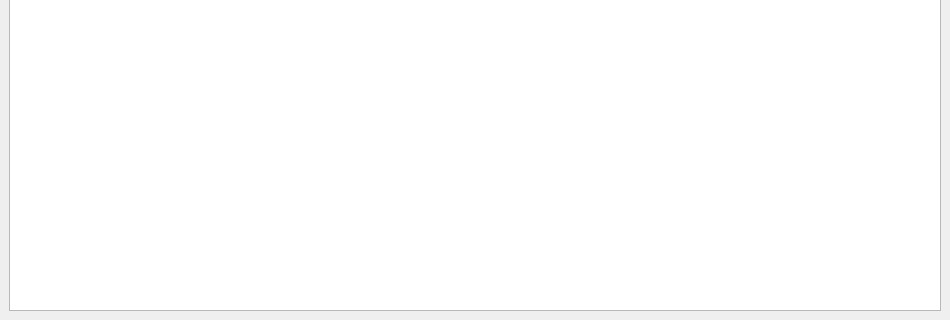
eSkry/DuplicatChecker, file mainwindow.ui: the form before one commit; both pictures show x 0 to 950 and y 278 to 598 of the 950 by 598 pixel window.
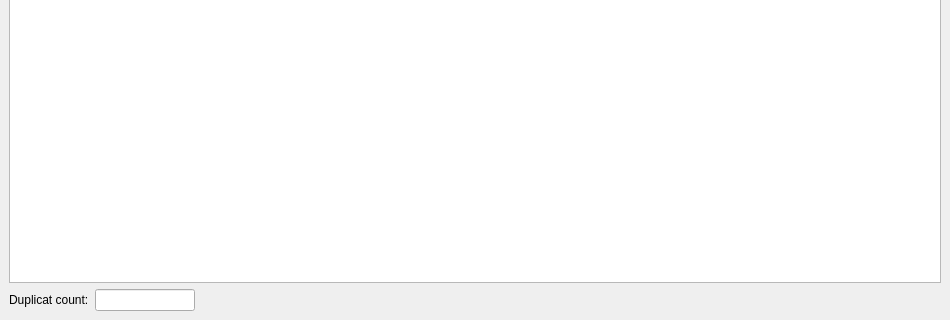
The form after the commit.

Commit message: connected finded files with table

What changed in the file:
```diff
--- a/mainwindow.ui
+++ b/mainwindow.ui
@@ -26,7 +26,7 @@
    <string>Duplicat Checker</string>
   </property>
   <widget class="QWidget" name="centralwidget">
-   <layout class="QVBoxLayout" name="verticalLayout" stretch="0,0,0,1">
+   <layout class="QVBoxLayout" name="verticalLayout" stretch="0,0,0,0,0">
     <item>
      <layout class="QHBoxLayout" name="horizontalLayout">
       <item>
@@ -165,7 +165,50 @@
      </layout>
     </item>
     <item>
-     <widget class="QListWidget" name="listw_resultList"/>
+     <widget class="QTableWidget" name="table_result"/>
+    </item>
+    <item>
+     <layout class="QHBoxLayout" name="horizontalLayout_4" stretch="0,0,1">
+      <item>
+       <widget class="QLabel" name="label_6">
+        <property name="text">
+         <string>Duplicat count:</string>
+        </property>
+       </widget>
+      </item>
+      <item>
+       <widget class="QLineEdit" name="line_duplicatCount">
+        <property name="minimumSize">
+         <size>
+          <width>100</width>
+          <height>0</height>
+         </size>
+        </property>
+        <property name="maximumSize">
+         <size>
+          <width>100</width>
+          <height>16777215</height>
+         </size>
+        </property>
+        <property name="readOnly">
+         <bool>true</bool>
+        </property>
+       </widget>
+      </item>
+      <item>
+       <spacer name="horizontalSpacer_3">
+        <property name="orientation">
+         <enum>Qt::Horizontal</enum>
+        </property>
+        <property name="sizeHint" stdset="0">
+         <size>
+          <width>40</width>
+          <height>20</height>
+         </size>
+        </property>
+       </spacer>
+      </item>
+     </layout>
     </item>
    </layout>
   </widget>
```
The commit also changes 2 other files.
